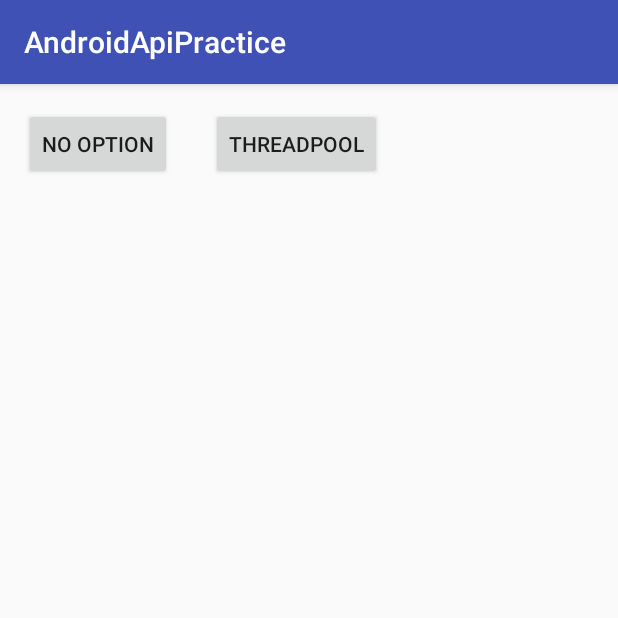
After one commit to arimura/android-api-practice, an Android app: the AsyncTaskActivity screen opened directly, with no data from a screen before it, on a phone screen of 412 x 824 dp, the top half of it. The commit adds this screen. Run offline under Robolectric (Android 15) with nearby library versions, the phone set to English and light mode, and no system bars.

Commit message:
Confirm size of workqueue based on a option

```diff
--- a/app/src/main/AndroidManifest.xml
+++ b/app/src/main/AndroidManifest.xml
@@ -12,6 +12,8 @@
         android:label="@string/app_name"
         android:supportsRtl="true"
         android:theme="@style/AppTheme">
+        <activity android:name=".Background.AsyncTaskActivity">
+        </activity>
         <activity android:name=".MainActivity">
             <intent-filter>
                 <action android:name="android.intent.action.MAIN"/>
--- /dev/null
+++ b/app/src/main/java/com/hormiga6/androidapipractice/Background/AsyncTaskActivity.java
@@ -0,0 +1,54 @@
+package com.hormiga6.androidapipractice.Background;
+
+import android.os.AsyncTask;
+import android.support.v7.app.AppCompatActivity;
+import android.os.Bundle;
+import android.util.Log;
+import android.view.View;
+
+import com.hormiga6.androidapipractice.R;
+
+import java.util.concurrent.Executors;
+import java.util.concurrent.ThreadPoolExecutor;
+import java.util.concurrent.TimeUnit;
+
+public class AsyncTaskActivity extends AppCompatActivity {
+
+    @Override
+    protected void onCreate(Bundle savedInstanceState) {
+        super.onCreate(savedInstanceState);
+        setContentView(R.layout.activity_async_task);
+
+        //watcher
+        Executors.newSingleThreadScheduledExecutor().scheduleWithFixedDelay(() -> {
+            ThreadPoolExecutor exec = (ThreadPoolExecutor) AsyncTask.THREAD_POOL_EXECUTOR;
+            Log.d("AsyncTaskActivity",
+                    exec.toString());
+        }, 0, 1000, TimeUnit.MILLISECONDS);
+
+    }
+
+    public void startAsyncTask(View view){
+        for (int i = 0; i < 100; i++) {
+            (new MyTask()).execute();
+        }
+    }
+
+    public void startAsyncTaskWithTpe(View view) {
+        for (int i = 0; i < 100; i++) {
+            (new MyTask()).executeOnExecutor(AsyncTask.THREAD_POOL_EXECUTOR);
+        }
+    }
+
+    static class MyTask extends AsyncTask<Void,Void, Void>{
+        @Override
+        protected Void doInBackground(Void... voids) {
+            try {
+                Thread.sleep(2000);
+            } catch (InterruptedException e) {
+                e.printStackTrace();
+            }
+            return null;
+        }
+    }
+}
--- a/app/src/main/java/com/hormiga6/androidapipractice/MainActivity.java
+++ b/app/src/main/java/com/hormiga6/androidapipractice/MainActivity.java
@@ -16,6 +16,7 @@ import android.widget.TextView;
 import com.hormiga6.androidapipractice.ActivityOverlay.BaseActivity;
 import com.hormiga6.androidapipractice.ActivityResult.StartActivity;
 import com.hormiga6.androidapipractice.Application.ContextCheckActivity1;
+import com.hormiga6.androidapipractice.Background.AsyncTaskActivity;
 import com.hormiga6.androidapipractice.Background.BackgroundActivity;
 import com.hormiga6.androidapipractice.Drawable.DrawableActivity;
 import com.hormiga6.androidapipractice.Layout.ProgrammaticaLayoutlActivity;
@@ -63,6 +64,7 @@ public class MainActivity extends AppCompatActivity {
         // specify an adapter (see also next example)
 
         List<DataSet> list = new ArrayList<DataSet>(){{
+            add(new DataSet("AsyncTask WorkQueue", AsyncTaskActivity.class));
             add(new DataSet("Aspect Ratio", ViewAspectRatioActivity.class));
             add(new DataSet("DiskLruCache", DiskLruCacheActivity.class));
             add(new DataSet("Build", BuildActivity.class));
--- /dev/null
+++ b/app/src/main/res/layout/activity_async_task.xml
@@ -0,0 +1,24 @@
+<?xml version="1.0" encoding="utf-8"?>
+<android.support.constraint.ConstraintLayout
+    xmlns:android="http://schemas.android.com/apk/res/android"
+    xmlns:app="http://schemas.android.com/apk/res-auto"
+    xmlns:tools="http://schemas.android.com/tools"
+    android:layout_width="match_parent"
+    android:layout_height="match_parent"
+    tools:context=".Background.AsyncTaskActivity">
+
+    <Button
+        android:id="@+id/button5"
+        android:layout_width="wrap_content"
+        android:layout_height="wrap_content" android:layout_marginStart="16dp"
+        android:layout_marginTop="16dp" android:onClick="startAsyncTask"
+        android:text="no option" app:layout_constraintStart_toStartOf="parent"
+        app:layout_constraintTop_toTopOf="parent"/>
+    <Button
+        android:id="@+id/button6"
+        android:layout_width="wrap_content"
+        android:layout_height="wrap_content" android:layout_marginStart="26dp"
+        android:layout_marginTop="16dp" android:onClick="startAsyncTaskWithTpe"
+        android:text="ThreadPool"
+        app:layout_constraintStart_toEndOf="@+id/button5" app:layout_constraintTop_toTopOf="parent"/>
+</android.support.constraint.ConstraintLayout>
```
